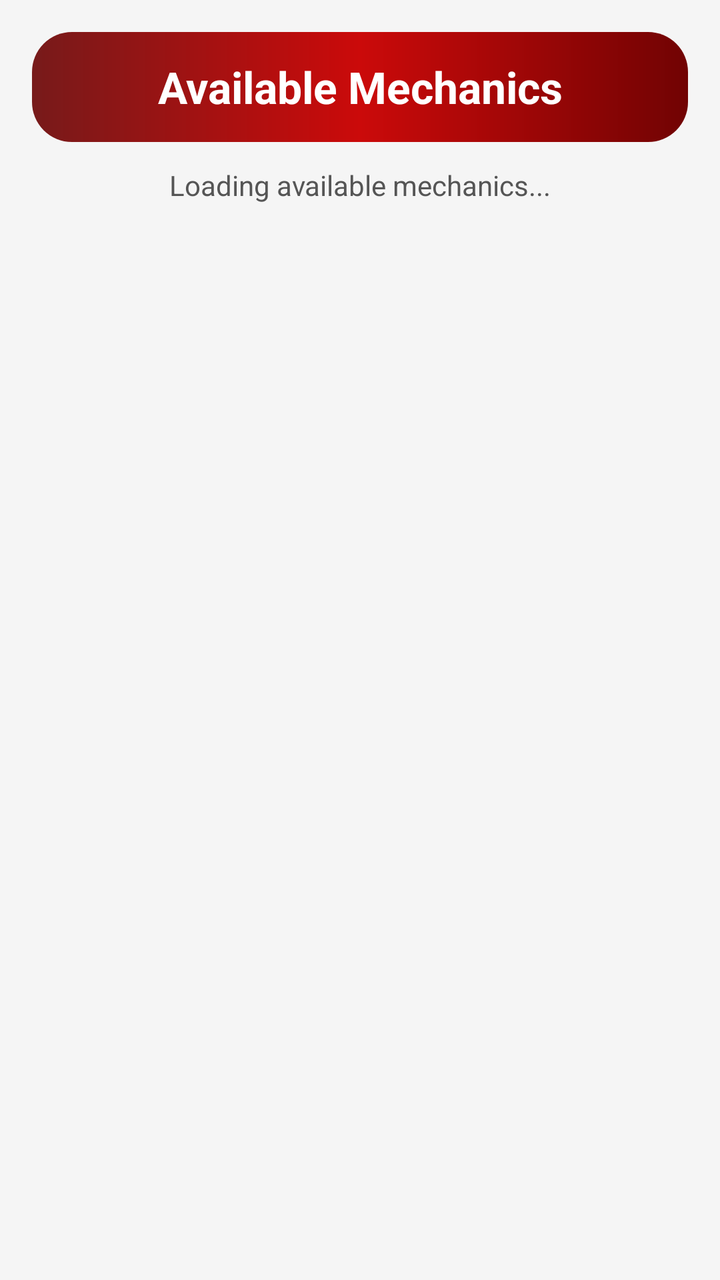
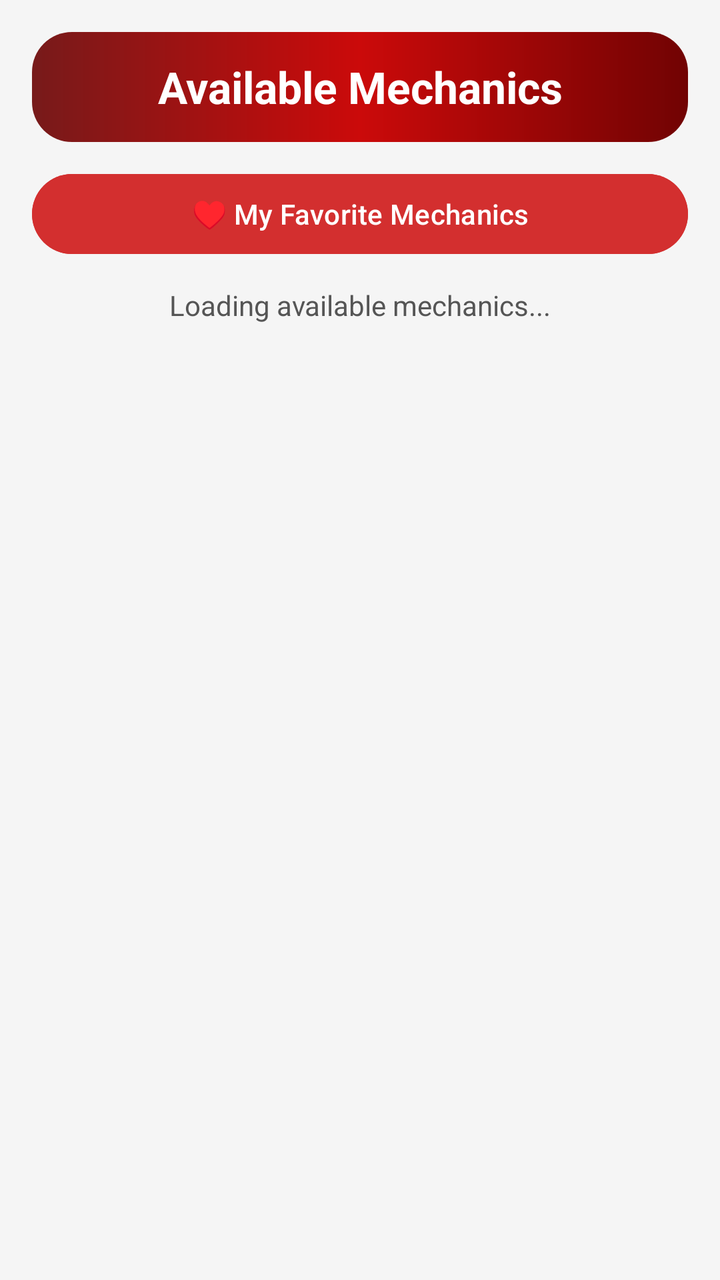

Compare the two renders of this Android layout. The source of the first and the diff that turns it into the second are given below.
<!-- AndroidManifest.xml: application theme Theme.RoadSideAssistance -->
<!-- res/layout/activity_mechanics.xml -->
<?xml version="1.0" encoding="utf-8"?>
<LinearLayout xmlns:android="http://schemas.android.com/apk/res/android"
    xmlns:tools="http://schemas.android.com/tools"
    android:layout_width="match_parent"
    android:layout_height="match_parent"
    android:background="#F5F5F5"
    android:orientation="vertical"
    android:padding="16dp">

    <TextView
        android:layout_width="match_parent"
        android:layout_height="55dp"
        android:background="@drawable/bg_service_red_gradient"
        android:gravity="center"
        android:text="Available Mechanics"
        android:textColor="#FFFFFF"
        android:textSize="22sp"
        android:textStyle="bold" />

    <TextView
        android:id="@+id/tvMechanicsMessage"
        android:layout_width="match_parent"
        android:layout_height="wrap_content"
        android:gravity="center"
        android:padding="12dp"
        android:text="Loading available mechanics..."
        android:textColor="#555555"
        android:textSize="14sp" />

    <androidx.recyclerview.widget.RecyclerView
        android:id="@+id/recyclerMechanics"
        android:layout_width="match_parent"
        android:layout_height="0dp"
        android:layout_weight="1"
        android:clipToPadding="false"
        android:paddingTop="8dp"
        android:paddingBottom="8dp"
        tools:listitem="@layout/item_mechanic" />

</LinearLayout>
<!-- resources referenced by this layout -->
<resources>
  <!-- drawable bg_service_red_gradient (drawable) -->
  <?xml version="1.0" encoding="utf-8"?>
  <shape xmlns:android="http://schemas.android.com/apk/res/android"
      android:shape="rectangle">
  
      <gradient
          android:startColor="#771A1A"
          android:centerColor="#CB0A0A"
          android:endColor="#710303"
          android:angle="0"
          android:type="linear" />
  
      <corners android:radius="20dp" />
  
  </shape>
  <style name="Theme.RoadSideAssistance" parent="Base.Theme.RoadSideAssistance" />
  <style name="Base.Theme.RoadSideAssistance" parent="Theme.Material3.DayNight.NoActionBar">
  
          <item name="colorPrimary">#14F500</item>
          <item name="colorSecondary">#14F500</item>
          <item name="colorControlActivated">#14F500</item>
  
      </style>
</resources>

<!-- the commit's change to res/layout/activity_mechanics.xml (unified diff, before → after) -->
@@ -16,6 +16,16 @@
         android:textColor="#FFFFFF"
         android:textSize="22sp"
         android:textStyle="bold" />
+
+    <Button
+        android:id="@+id/btnViewFavorites"
+        android:layout_width="match_parent"
+        android:layout_height="48dp"
+        android:layout_marginTop="12dp"
+        android:backgroundTint="#D32F2F"
+        android:text="♥ My Favorite Mechanics"
+        android:textAllCaps="false"
+        android:textColor="#FFFFFF" />
 
     <TextView
         android:id="@+id/tvMechanicsMessage"
@@ -38,3 +48,138 @@
         tools:listitem="@layout/item_mechanic" />
 
 </LinearLayout>
+<!-- res/layout/item_mechanic.xml (included above) -->
+<?xml version="1.0" encoding="utf-8"?>
+<androidx.cardview.widget.CardView xmlns:android="http://schemas.android.com/apk/res/android"
+    xmlns:app="http://schemas.android.com/apk/res-auto"
+    android:layout_width="match_parent"
+    android:layout_height="wrap_content"
+    android:layout_marginEnd="10dp"
+    app:cardCornerRadius="14dp"
+    app:cardElevation="4dp"
+    app:cardUseCompatPadding="true">
+
+    <LinearLayout
+        android:layout_width="match_parent"
+        android:layout_height="wrap_content"
+        android:orientation="vertical"
+        android:padding="12dp">
+
+        <LinearLayout
+            android:layout_width="match_parent"
+            android:layout_height="wrap_content"
+            android:gravity="center_vertical"
+            android:orientation="horizontal">
+
+            <TextView
+                android:id="@+id/tvMechanicName"
+                android:layout_width="0dp"
+                android:layout_height="wrap_content"
+                android:layout_weight="1"
+                android:ellipsize="end"
+                android:maxLines="1"
+                android:text="Mechanic Name"
+                android:textColor="?android:attr/textColorPrimary"
+                android:textSize="17sp"
+                android:textStyle="bold" />
+
+            <TextView
+                android:id="@+id/tvMechanicRating"
+                android:layout_width="wrap_content"
+                android:layout_height="wrap_content"
+                android:text="★ 4.8"
+                android:textColor="#E6A000"
+                android:textSize="14sp"
+                android:textStyle="bold" />
+
+            <TextView
+                android:id="@+id/tvFavorite"
+                android:layout_width="36dp"
+                android:layout_height="36dp"
+                android:clickable="true"
+                android:focusable="true"
+                android:gravity="center"
+                android:text="♡"
+                android:textColor="#777777"
+                android:textSize="26sp" />
+
+        </LinearLayout>
+
+        <TextView
+            android:id="@+id/tvSpecialization"
+            android:layout_width="match_parent"
+            android:layout_height="wrap_content"
+            android:layout_marginTop="8dp"
+            android:ellipsize="end"
+            android:maxLines="1"
+            android:text="Car Repair"
+            android:textColor="?android:attr/textColorSecondary"
+            android:textSize="14sp" />
+
+        <TextView
+            android:id="@+id/tvExperience"
+            android:layout_width="match_parent"
+            android:layout_height="wrap_content"
+            android:layout_marginTop="5dp"
+            android:text="Experience: 5 years"
+            android:textColor="?android:attr/textColorSecondary"
+            android:textSize="13sp" />
+
+        <TextView
+            android:id="@+id/tvMechanicVehicle"
+            android:layout_width="match_parent"
+            android:layout_height="wrap_content"
+            android:layout_marginTop="5dp"
+            android:ellipsize="end"
+            android:maxLines="1"
+            android:text="Vehicle: Mobile Service Van"
+            android:textColor="?android:attr/textColorSecondary"
+            android:textSize="13sp" />
+
+        <TextView
+            android:id="@+id/tvMechanicAvailability"
+            android:layout_width="wrap_content"
+            android:layout_height="wrap_content"
+            android:layout_marginTop="8dp"
+            android:text="Available"
+            android:textColor="#198754"
+            android:textSize="13sp"
+            android:textStyle="bold" />
+
+        <LinearLayout
+            android:layout_width="match_parent"
+            android:layout_height="wrap_content"
+            android:layout_marginTop="10dp"
+            android:gravity="center_vertical"
+            android:orientation="horizontal">
+
+            <Button
+                android:id="@+id/btnContactMechanic"
+                android:layout_width="0dp"
+                android:layout_height="42dp"
+                android:layout_weight="1"
+                android:background="@drawable/bg_login_btn"
+                android:text="Call"
+                android:textAllCaps="false"
+                android:textColor="#FFFFFF"
+                android:textSize="13sp"
+                app:backgroundTint="@null" />
+
+            <Button
+                android:id="@+id/btnNavigateMechanic"
+                android:layout_width="0dp"
+                android:layout_height="42dp"
+                android:layout_marginStart="8dp"
+                android:layout_weight="1"
+                android:background="@drawable/bg_signup_btn"
+                android:text="Navigate"
+                android:textAllCaps="false"
+                android:textColor="#FFFFFF"
+                android:textSize="13sp"
+                app:backgroundTint="@null" />
+
+        </LinearLayout>
+
+    </LinearLayout>
+
+</androidx.cardview.widget.CardView>
<!-- resource entries referenced after the edit -->
@@ -1,6 +1,60 @@
 <!-- resources referenced by this layout -->
 <resources>
+  <!-- drawable bg_login_btn (drawable) -->
+  <?xml version="1.0" encoding="utf-8"?>
+  <shape xmlns:android="http://schemas.android.com/apk/res/android"
+      android:shape="rectangle">
+  
+      <gradient
+          android:startColor="#096E15"
+          android:centerColor="#14F500"
+          android:endColor="#B2FF59"
+          android:angle="0"
+          android:type="linear" />
+  
+      <corners android:radius="20dp" />
+  
+  </shape>
+  
+  
+  
+  
+  
+  
+  
+  
+  
+  
+  
+  
+  
+  
+  
+  
+      
+  
+  
+  
+  
+  
+  
+  
   <!-- drawable bg_service_red_gradient (drawable) -->
+  <?xml version="1.0" encoding="utf-8"?>
+  <shape xmlns:android="http://schemas.android.com/apk/res/android"
+      android:shape="rectangle">
+  
+      <gradient
+          android:startColor="#771A1A"
+          android:centerColor="#CB0A0A"
+          android:endColor="#710303"
+          android:angle="0"
+          android:type="linear" />
+  
+      <corners android:radius="20dp" />
+  
+  </shape>
+  <!-- drawable bg_signup_btn (drawable) -->
   <?xml version="1.0" encoding="utf-8"?>
   <shape xmlns:android="http://schemas.android.com/apk/res/android"
       android:shape="rectangle">
